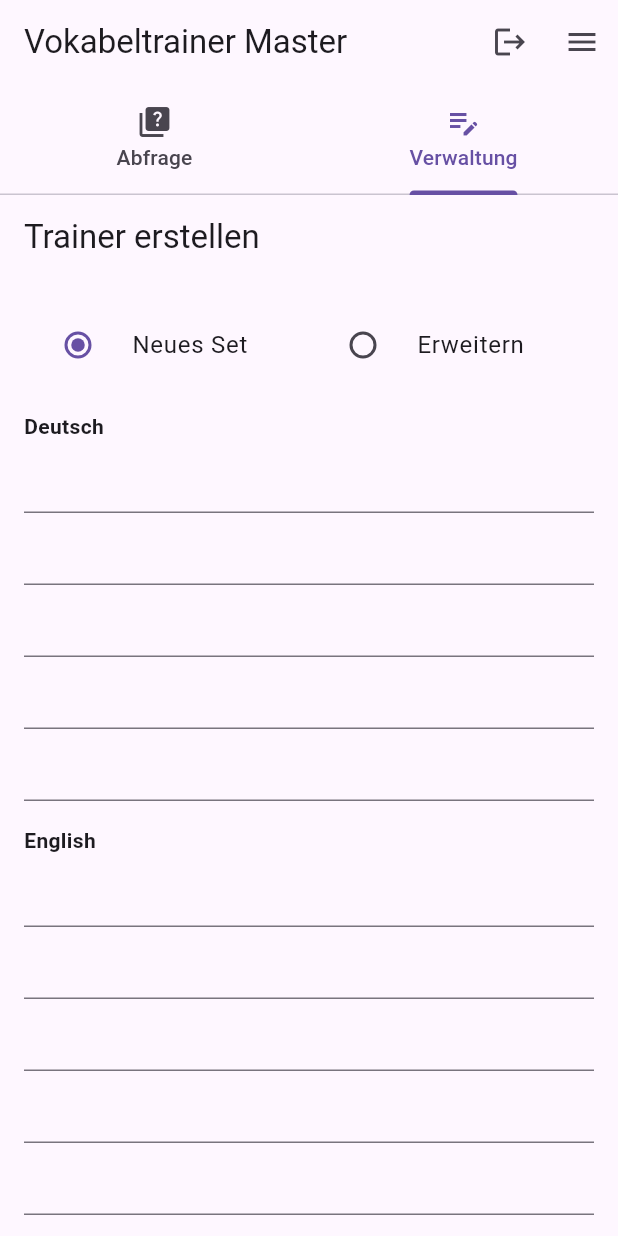
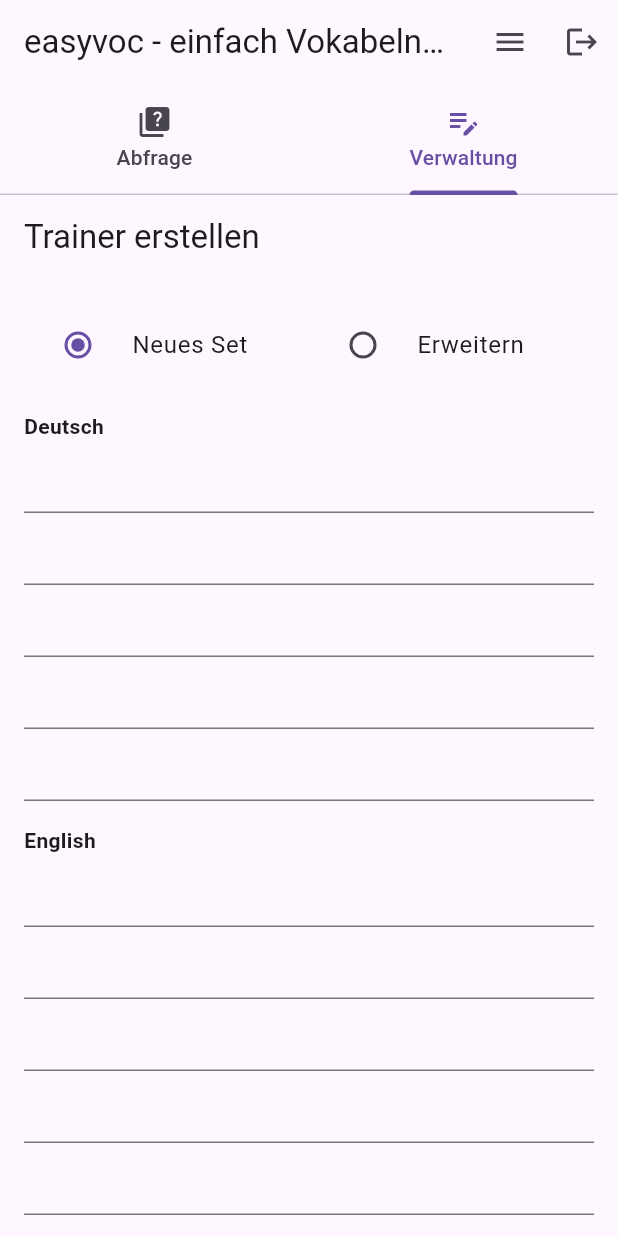
Before and after one commit to st-code-git/SimpleVocTrain, a Flutter app: the screen it shows once a user with an empty profile is signed in, tab 2 chosen, after a tap on the "logout" icon, on a phone screen of 412 x 824 dp. Run offline on Flutter 3.47's test engine with Material 3 defaults, Android fonts, the phone set to English and light mode, and no system bars; our stand-ins replace flutter_dotenv, supabase_flutter; missing offline and left inert: postgrest; accounts and stored records are empty; network calls fail.

Commit message:
design changes and logic changes in db management

```diff
--- a/simple_voc_train/lib/screens/login_page.dart
+++ b/simple_voc_train/lib/screens/login_page.dart
@@ -45,28 +45,34 @@ class _LoginPageState extends State<LoginPage> {
 @override
 Widget build(BuildContext context) {
   return Scaffold(
-      appBar: AppBar(title: const Text('Login')),
     body: Padding(
-        padding: const EdgeInsets.all(24.0),
+      padding: const EdgeInsets.symmetric(horizontal: 24.0),
       child: Column(
-          mainAxisAlignment: MainAxisAlignment.center,
         children: [
+          // 1️⃣ Oben
           Padding(
-              padding: const EdgeInsets.only(top: 32.0),
-              child: Center(
+            padding: const EdgeInsets.only(top: 96.0),
             child: Text(
-                  'This is simple voc - easy vocabulary learning',
+              'simplevoc - einfach Vokabeln lernen',
               style: const TextStyle(
                 fontSize: 28,
                 fontWeight: FontWeight.bold,
               ),
+              textAlign: TextAlign.center,
             ),
           ),
-            ),
+
+          // Spacer: flexible Fläche zwischen oben und Mitte
+          const Spacer(),
+
+          // 2️⃣ Mitte
+          Column(
+            children: [
               TextField(
                 controller: _emailController,
                 decoration: const InputDecoration(labelText: 'Email'),
               ),
+              const SizedBox(height: 12),
               TextField(
                 controller: _passwordController,
                 decoration: const InputDecoration(labelText: 'Passwort'),
@@ -77,8 +83,15 @@ class _LoginPageState extends State<LoginPage> {
                 onPressed: _signIn,
                 child: const Text('Einloggen'),
               ),
+            ],
+          ),
+
+          // Spacer: flexible Fläche zwischen Mitte und unten
+          const Spacer(),
+
+          // 3️⃣ Unten
           Padding(
-              padding: const EdgeInsets.fromLTRB(16.0, 40.0, 16.0, 12.0),
+            padding: const EdgeInsets.only(bottom: 16.0),
             child: Text(
               'Diese Website wird ausschließlich privat und nicht geschäftsmäßig betrieben.\n'
               'Es findet keine kommerzielle Nutzung oder Datenverarbeitung zu Werbezwecken statt.',
@@ -94,4 +107,7 @@ class _LoginPageState extends State<LoginPage> {
     ),
   );
 }
+
+
+
 }
--- a/simple_voc_train/lib/screens/trainer_create_tab.dart
+++ b/simple_voc_train/lib/screens/trainer_create_tab.dart
@@ -51,7 +51,7 @@ class _TrainerCreateTabState extends State<TrainerCreateTab> {
       setState(() {
         _availableSets = sets;
         // Prüfen, ob die gewählte ID noch existiert
-        if (!_availableSets.any((s) => s.id == _selectedId)) {
+        if (!_availableSets.any((s) => s.id == _selectedId) || _availableSets.isEmpty) {
           _selectedId = null;
         }
       });
@@ -170,14 +170,17 @@ class _TrainerCreateTabState extends State<TrainerCreateTab> {
                         // Dropdown for existing sets
                         if (_mode == CreationMode.extendExisting)
                             Align(
-                          alignment: Alignment.topRight, // Erzwingt die Ausrichtung der Column nach links
+                              alignment: Alignment.topRight,
                               child: Column(
-                          //mainAxisSize: MainAxisSize.min,
-                          //crossAxisAlignment: CrossAxisAlignment.start,
+                                crossAxisAlignment: CrossAxisAlignment.start,
+                                mainAxisSize: MainAxisSize.min,
                                 children: [
-                              DropdownButton<int>(
+                                  _availableSets.isNotEmpty
+                              ? DropdownButton<int>(
                                   hint: const Text('Wort zum bearbeiten wählen'),
-                                value: _selectedId,
+                                  value: _availableSets.any((set) => set.id == _selectedId)
+                                      ? _selectedId
+                                      : null, // ← Nur gültige Werte setzen
                                   items: _availableSets
                                       .map((set) => DropdownMenuItem(
                                             value: set.id,
@@ -190,10 +193,15 @@ class _TrainerCreateTabState extends State<TrainerCreateTab> {
                                       _loadExistingSet(id);
                                     }
                                   },
+                                )
+                                  : const Text(
+                                  'Keine Worte vorhanden',
+                                  style: TextStyle(color: Colors.grey),
                                 ),
-                              const SizedBox(height: 16),
                                 ],
-                          )),
+                              ),
+                            ),
+
 
                         // Input fields
                         ...AppLanguage2.values.map((lang) {
--- a/simple_voc_train/lib/screens/trainer_query_tab.dart
+++ b/simple_voc_train/lib/screens/trainer_query_tab.dart
@@ -62,19 +62,27 @@ class _TrainerQueryTabState extends State<TrainerQueryTab> {
       // Sichere Methode: Erst IDs laden, dann eine wählen
       final allIds = await widget.supabaseService.fetchAllIds();
 
-      if (allIds.isEmpty) {
+      if (allIds.isEmpty || allIds.length == 1) {
         setState(() => _message = 'Keine Vokabeln in Vocabulary_Master gefunden.');
         return;
       }
 
+
       final randomId = allIds[Random().nextInt(allIds.length)];
-      final vocab = await widget.supabaseService.fetchVocabularyById(randomId);
+      Vocabulary vocab = await widget.supabaseService.fetchVocabularyById(randomId);
+
+      while(vocab.getWordsFor(_quizLanguage!).isEmpty)
+      {
+        final randomId = allIds[Random().nextInt(allIds.length)];
+        vocab = await widget.supabaseService.fetchVocabularyById(randomId);
+      }
 
       // Prüfen, ob das Quellwort in der gewählten Sprache überhaupt existiert
       if (vocab.getWordsFor(_quizLanguage!).isEmpty) {
-         setState(() => _message = 'ID $randomId geladen, aber kein Wort in ${_quizLanguage!.displayName} vorhanden. Versuchen Sie es erneut.');
-         return;
+          setState(() => _message = 'ID $randomId geladen, aber kein Wort in ${_quizLanguage!.displayName} vorhanden. Versuchen Sie es erneut.');
+          return;
       }
+
 
       setState(() {
         _currentVocabulary = vocab;
@@ -151,10 +159,15 @@ class _TrainerQueryTabState extends State<TrainerQueryTab> {
                  groupValue: _requiredAnswers, onChanged: (v) => setState(() => _requiredAnswers = v!))),
             ],
           ),
-          ElevatedButton(
-            onPressed: _isLoading ? null : _startQuiz,
-            child: const Text('Zufällige Vokabel abfragen'),
+          const Divider(height: 30, thickness: 0, color: Colors.transparent,),
+          FractionallySizedBox(
+                widthFactor: 0.25, // Button nimmt 60% der Bildschirmbreite ein
+                child: ElevatedButton(
+                onPressed: _isLoading ? null : _startQuiz,
+                child: const Text('Zufällige Vokabel abfragen'),
+            ),
           ),
+          const Divider(height: 30, color: Colors.transparent,),
           const Divider(height: 30),
 
           // Abfrage UI
--- a/simple_voc_train/lib/screens/vocabulary_trainer_screen.dart
+++ b/simple_voc_train/lib/screens/vocabulary_trainer_screen.dart
@@ -27,23 +27,23 @@ class _VocabularyTrainerScreenState extends State<VocabularyTrainerScreen> {
       length: 2,
       child: Scaffold(
         appBar: AppBar(
-          title: const Text('Vokabeltrainer Master'),
+          title: const Text('easyvoc - einfach Vokabeln lernen'),
 
           actions: [
             IconButton(
-              icon: const Icon(Icons.logout), // Das Icon (z.B. Logout Tür)
-              tooltip: 'Ausloggen', // Text beim Gedrückthalten
-              onPressed: () async {
-                await _supabaseService.signOut();
-              },
-            ),
-            IconButton(
-              icon: const Icon(Icons.menu), // Das Icon (z.B. Refresh)
-              tooltip: 'Konfiguration', // Text beim Gedrückthalten
+              icon: const Icon(Icons.menu),
+              tooltip: 'Konfiguration',
               onPressed: () {
                 setState(() {
                   navigatorKey.currentState?.pushNamed('/settings-page');
                 });
+              },
+            ),
+            IconButton(
+              icon: const Icon(Icons.logout),
+              tooltip: 'Ausloggen',
+              onPressed: () async {
+                await _supabaseService.signOut();
               },
             ),
         ],
@@ -65,7 +65,6 @@ class _VocabularyTrainerScreenState extends State<VocabularyTrainerScreen> {
             ),
 
             // Tab 2: Anlegen / Bearbeiten
-            // HIER WAR DER FEHLER: Wir übergeben keine 'currentLanguage' mehr!
             TrainerCreateTab(
               supabaseService: _supabaseService,
             ),
```
Lines whose indentation alone changed are shown as unchanged.
